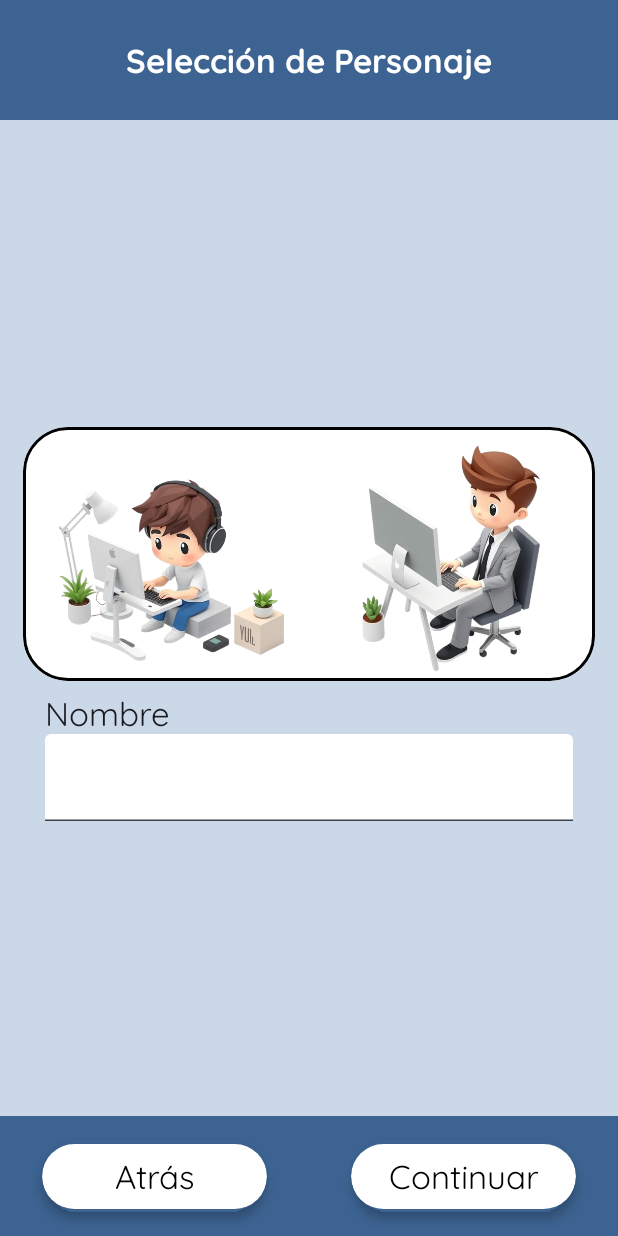
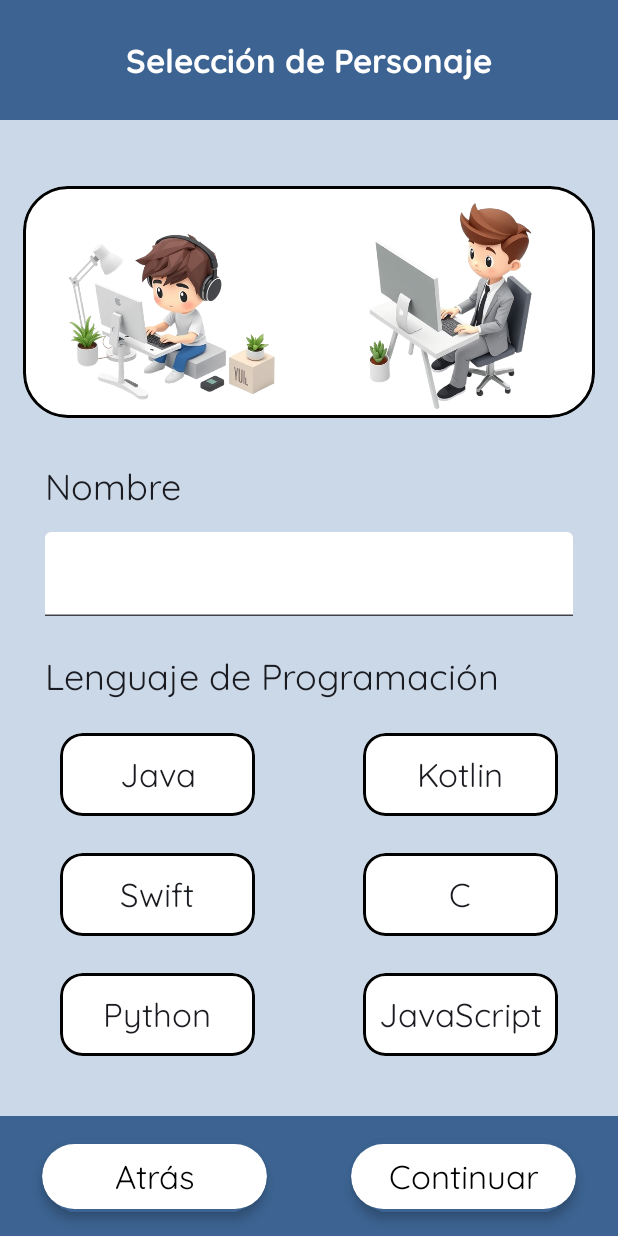
Before and after one commit to RedondoDev/CodeClicker, an Android app built with Jetpack Compose: the screen it shows after launch (MainActivity), on a phone screen of 412 x 824 dp. Run offline under Robolectric (Android 15) with nearby library versions, the light colour scheme and no system bars; libraries missing offline, so code that uses them is left out: com.google.android.gms.

Commit message:
Language Screen front

```diff
--- a/app/src/main/java/com/example/codeclicker/start/CharacterScreen.kt
+++ b/app/src/main/java/com/example/codeclicker/start/CharacterScreen.kt
@@ -124,5 +124,4 @@
         }
     }
 
-
 }
--- a/app/src/main/java/com/example/codeclicker/start/LanguageScreen.kt
+++ b/app/src/main/java/com/example/codeclicker/start/LanguageScreen.kt
@@ -5,6 +5,7 @@
 import androidx.compose.foundation.border
 import androidx.compose.foundation.clickable
 import androidx.compose.foundation.layout.Arrangement
+import androidx.compose.foundation.layout.Box
 import androidx.compose.foundation.layout.Column
 import androidx.compose.foundation.layout.Row
 import androidx.compose.foundation.layout.fillMaxSize
@@ -12,6 +13,7 @@
 import androidx.compose.foundation.layout.height
 import androidx.compose.foundation.layout.padding
 import androidx.compose.foundation.layout.safeContentPadding
+import androidx.compose.foundation.layout.width
 import androidx.compose.foundation.shape.RoundedCornerShape
 import androidx.compose.material3.ExperimentalMaterial3Api
 import androidx.compose.material3.OutlinedTextField
@@ -25,6 +27,7 @@
 import androidx.compose.runtime.getValue
 import androidx.compose.runtime.mutableStateOf
 import androidx.compose.runtime.remember
+import androidx.compose.runtime.saveable.rememberSaveable
 import androidx.compose.runtime.setValue
 import androidx.compose.ui.Alignment
 import androidx.compose.ui.Modifier
@@ -62,7 +65,12 @@
                 modifier = Modifier
                     .fillMaxWidth()
                     .height(185.dp)
-                    .padding(15.dp, 8.dp)
+                    .padding(
+                        start = 15.dp,
+                        end = 15.dp,
+                        top = 15.dp,
+                        bottom = 15.dp
+                    )
                     .clip(shape = RoundedCornerShape(30.dp))
                     .border(
                         width = 2.dp,
@@ -112,19 +120,23 @@
                 text = "Nombre",
                 style = TextStyle(
                     fontFamily = quicksandFamily,
-                    fontSize = 22.sp,
+                    fontSize = 24.sp,
                     fontWeight = FontWeight.Normal
                 ),
                 textAlign = TextAlign.Start,
                 modifier = Modifier
                     .fillMaxWidth()
-                    .padding(start = 30.dp)
+                    .padding(
+                        start = 30.dp,
+                        top = 15.dp,
+                        bottom = 15.dp
+                    )
             )
             TextField(
                 value = text,
                 textStyle = TextStyle(
                     fontFamily = quicksandFamily,
-                    fontSize = 22.sp,
+                    fontSize = 20.sp,
                     fontWeight = FontWeight.Normal
                 ),
                 singleLine = true,
@@ -135,10 +147,113 @@
                 ),
                 modifier = Modifier
                     .fillMaxWidth()
-                    .height(58.dp)
-                    .padding(horizontal = 30.dp),
+                    .height(66.dp)
+                    .padding(
+                        start = 30.dp,
+                        end = 30.dp,
+                        bottom = 10.dp
+                    ),
                 onValueChange = { text = it }
             )
+            Text(
+                text = "Lenguaje de Programación",
+                style = TextStyle(
+                    fontFamily = quicksandFamily,
+                    fontSize = 24.sp,
+                    fontWeight = FontWeight.Normal
+                ),
+                textAlign = TextAlign.Start,
+                modifier = Modifier
+                    .fillMaxWidth()
+                    .padding(
+                        start = 30.dp,
+                        top = 15.dp,
+                        bottom = 10.dp
+                    )
+            )
+
+            val languageList = listOf("Java", "Kotlin", "Swift", "C", "Python", "JavaScript")
+
+            CardsRows(languageList)
+
         }
     }
 }
+
+@Composable
+fun CardsRows(languageList: List<String>) {
+
+    var selectedLanguage by rememberSaveable { mutableStateOf<String?>(null) }
+
+    for (i in languageList.indices step 2) {
+        Row(
+            horizontalArrangement = Arrangement.SpaceBetween,
+            verticalAlignment = Alignment.CenterVertically,
+            modifier = Modifier
+                .fillMaxWidth()
+                .height(80.dp)
+                .padding(horizontal = 40.dp)
+        ) {
+            LanguageCard(
+                text = languageList[i],
+                isSelected = selectedLanguage == languageList[i],
+                onClick = {
+                    selectedLanguage =
+                        if (selectedLanguage == languageList[i]) null else languageList[i]
+                }
+            )
+            if (i + 1 < languageList.size) {
+                LanguageCard(
+                    text = languageList[i + 1],
+                    isSelected = selectedLanguage == languageList[i + 1],
+                    onClick = {
+                        selectedLanguage =
+                            if (selectedLanguage == languageList[i + 1]) null else languageList[i + 1]
+                    }
+                )
+            }
+        }
+    }
+}
+
+@Composable
+fun LanguageCard(
+    text: String,
+    isSelected: Boolean,
+    onClick: () -> Unit
+) {
+    Box(
+        modifier = Modifier
+            .width(130.dp)
+            .height(55.dp)
+            .clip(shape = RoundedCornerShape(15.dp))
+            .border(
+                width = if (isSelected) 4.dp else 2.dp,
+                color = if (isSelected) Color(0xFF3c6391) else Color.Black,
+                shape = RoundedCornerShape(15.dp),
+            )
+            .shadow(
+                elevation = if (isSelected) 4.dp else 2.dp,
+                shape = RoundedCornerShape(15.dp),
+                spotColor = Color.Black
+            )
+            .background(
+                color = Color.White,
+                shape = RoundedCornerShape(15.dp)
+            )
+            .clickable { onClick() }
+    ) {
+        Text(
+            text = text,
+            textAlign = TextAlign.Center,
+            style = TextStyle(
+                fontFamily = quicksandFamily,
+                fontSize = 22.sp,
+                fontWeight = FontWeight.Normal
+            ),
+            modifier = Modifier
+                .fillMaxWidth()
+                .align(Alignment.Center)
+        )
+    }
+}
```
